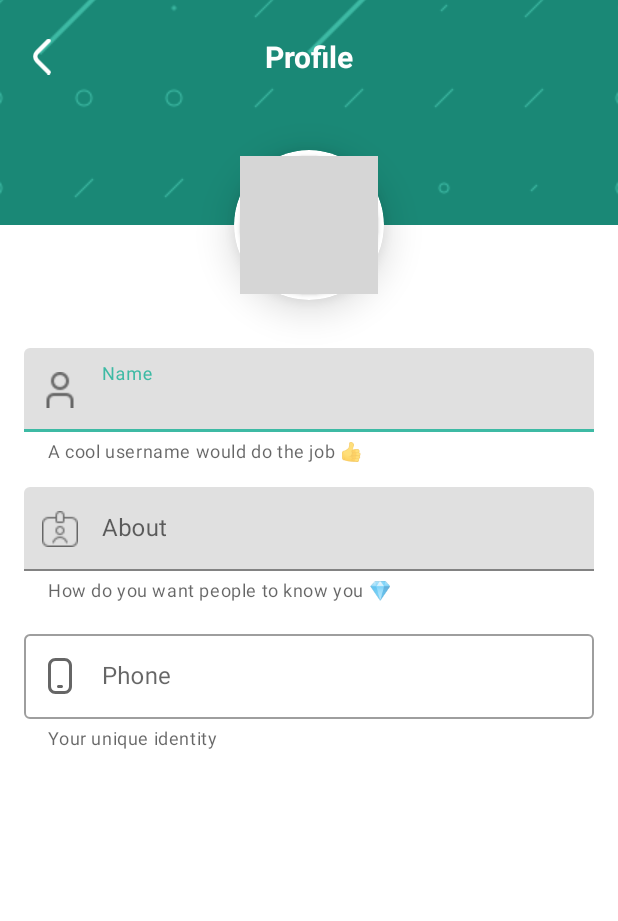
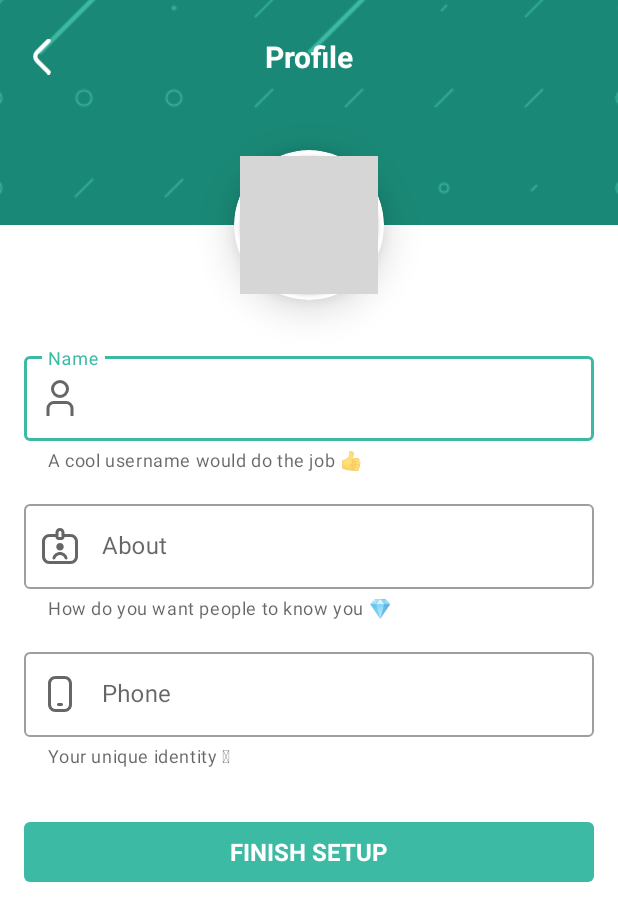
Before and after one commit to BrammWello/soga2.0, an Android app: the ProfileSetupActivity screen opened directly, with no data from a screen before it, on a phone screen of 412 x 824 dp. Shown: the top 921 px of the screen. Run offline under Robolectric (Android 15) with nearby library versions, the phone set to English and light mode, and no system bars; Roboto replaces fonts that are not available here; grey boxes are pictures that could not be loaded.

Commit message:
Profile Setup Screen

```diff
--- a/app/src/main/java/com/devbramm/soga/ProfileSetupActivity.java
+++ b/app/src/main/java/com/devbramm/soga/ProfileSetupActivity.java
@@ -2,7 +2,9 @@ package com.devbramm.soga;
 
 import androidx.appcompat.app.AppCompatActivity;
 
+import android.content.Intent;
 import android.os.Bundle;
+import android.view.View;
 
 public class ProfileSetupActivity extends AppCompatActivity {
 
@@ -10,5 +12,12 @@ public class ProfileSetupActivity extends AppCompatActivity {
     protected void onCreate(Bundle savedInstanceState) {
         super.onCreate(savedInstanceState);
         setContentView(R.layout.activity_profile_setup);
+
+        findViewById(R.id.finish_setup_btn).setOnClickListener(new View.OnClickListener() {
+            @Override
+            public void onClick(View v) {
+                startActivity(new Intent(ProfileSetupActivity.this, MainActivity.class));
+            }
+        });
     }
 }
--- /dev/null
+++ b/app/src/main/res/drawable/id_card_clip_alt.xml
@@ -0,0 +1,9 @@
+<vector xmlns:android="http://schemas.android.com/apk/res/android"
+    android:width="24dp"
+    android:height="24dp"
+    android:viewportWidth="24"
+    android:viewportHeight="24">
+  <path
+      android:fillColor="#FF000000"
+      android:pathData="m19,4h-4v-1c0,-1.654 -1.346,-3 -3,-3s-3,1.346 -3,3v1h-4C2.243,4 0,6.243 0,9v10c0,2.757 2.243,5 5,5h14c2.757,0 5,-2.243 5,-5v-10c0,-2.757 -2.243,-5 -5,-5ZM11,3c0,-0.552 0.449,-1 1,-1s1,0.448 1,1v1.995s0,0.003 0,0.005 0,0.003 0,0.005v0.995s-2.001,0 -2.001,0v-3ZM22,19c0,1.654 -1.346,3 -3,3L5,22c-1.654,0 -3,-1.346 -3,-3v-10c0,-1.654 1.346,-3 3,-3h4c0,1.103 0.897,2 2,2h2c1.103,0 2,-0.897 2,-2h4c1.654,0 3,1.346 3,3v10ZM9.5,12.5c0,-1.381 1.119,-2.5 2.5,-2.5s2.5,1.119 2.5,2.5 -1.119,2.5 -2.5,2.5 -2.5,-1.119 -2.5,-2.5ZM16.968,19.751c0.138,0.534 -0.184,1.08 -0.719,1.218 -0.538,0.139 -1.08,-0.185 -1.218,-0.72 -0.331,-1.282 -1.634,-2.249 -3.032,-2.249s-2.702,0.967 -3.032,2.249c-0.116,0.451 -0.522,0.751 -0.968,0.751 -0.082,0 -0.166,-0.01 -0.25,-0.031 -0.535,-0.138 -0.857,-0.683 -0.719,-1.218 0.559,-2.174 2.648,-3.751 4.968,-3.751s4.409,1.577 4.968,3.751Z"/>
+</vector>
--- /dev/null
+++ b/app/src/main/res/drawable/user.xml
@@ -0,0 +1,12 @@
+<vector xmlns:android="http://schemas.android.com/apk/res/android"
+    android:width="24dp"
+    android:height="24dp"
+    android:viewportWidth="24"
+    android:viewportHeight="24">
+  <path
+      android:fillColor="#FF000000"
+      android:pathData="M21,24H19V18.957A2.96,2.96 0,0 0,16.043 16H7.957A2.96,2.96 0,0 0,5 18.957V24H3V18.957A4.963,4.963 0,0 1,7.957 14h8.086A4.963,4.963 0,0 1,21 18.957Z"/>
+  <path
+      android:fillColor="#FF000000"
+      android:pathData="M12,12a6,6 0,1 1,6 -6A6.006,6.006 0,0 1,12 12ZM12,2a4,4 0,1 0,4 4A4,4 0,0 0,12 2Z"/>
+</vector>
--- a/app/src/main/res/layout/activity_profile_setup.xml
+++ b/app/src/main/res/layout/activity_profile_setup.xml
@@ -3,20 +3,18 @@
     xmlns:app="http://schemas.android.com/apk/res-auto"
     xmlns:tools="http://schemas.android.com/tools"
     android:layout_width="match_parent"
-    android:layout_height="match_parent"
+    android:layout_height="wrap_content"
     tools:context=".ProfileSetupActivity">
 
     <androidx.constraintlayout.widget.ConstraintLayout
         android:layout_width="match_parent"
-        android:layout_height="500dp">
+        android:layout_height="wrap_content">
 
         <androidx.constraintlayout.widget.ConstraintLayout
             android:id="@+id/constraintLayout"
             android:layout_width="match_parent"
             android:layout_height="150dp"
-            android:layout_marginBottom="400dp"
             android:background="@drawable/top_curve_backround"
-            app:layout_constraintBottom_toBottomOf="parent"
             app:layout_constraintEnd_toEndOf="parent"
             app:layout_constraintStart_toStartOf="parent"
             app:layout_constraintTop_toTopOf="parent"> <!-- Apply the custom drawable -->
@@ -80,6 +78,7 @@
             android:layout_marginTop="32dp"
             android:layout_marginEnd="16dp"
             android:hint="Name"
+            style="@style/Widget.MaterialComponents.TextInputLayout.OutlinedBox"
             app:layout_constraintEnd_toEndOf="parent"
             app:layout_constraintStart_toStartOf="parent"
             app:layout_constraintTop_toBottomOf="@+id/cardView"
@@ -101,6 +100,7 @@
             android:layout_marginStart="16dp"
             android:layout_marginEnd="16dp"
             android:hint="About"
+            style="@style/Widget.MaterialComponents.TextInputLayout.OutlinedBox"
             app:helperText="How do you want people to know you 💎"
             app:helperTextEnabled="true"
             app:layout_constraintEnd_toEndOf="parent"
@@ -123,9 +123,8 @@
             android:layout_marginEnd="16dp"
             android:hint="Phone"
             style="@style/Widget.MaterialComponents.TextInputLayout.OutlinedBox"
-            app:helperText="Your unique identity"
+            app:helperText="Your unique identity 🪪"
             app:helperTextEnabled="true"
-
             app:layout_constraintEnd_toEndOf="parent"
             app:layout_constraintStart_toStartOf="parent"
             app:layout_constraintTop_toBottomOf="@+id/textField2"
@@ -137,6 +136,25 @@
 
         </com.google.android.material.textfield.TextInputLayout>
 
+        <Button
+            android:id="@+id/finish_setup_btn"
+            style="@style/Widget.Material3.Button"
+            android:layout_width="match_parent"
+            android:layout_height="wrap_content"
+            android:layout_marginStart="16dp"
+            android:layout_marginTop="32dp"
+            android:layout_marginEnd="16dp"
+            android:layout_marginBottom="16dp"
+            android:text="FINISH SETUP"
+            android:textSize="16sp"
+            android:textStyle="bold"
+            app:cornerRadius="4dp"
+            app:layout_constraintBottom_toBottomOf="parent"
+            app:layout_constraintEnd_toEndOf="parent"
+            app:layout_constraintHorizontal_bias="0.0"
+            app:layout_constraintStart_toStartOf="parent"
+            app:layout_constraintTop_toBottomOf="@+id/textField3"
+            app:layout_constraintVertical_bias="0.0" />
 
 
     </androidx.constraintlayout.widget.ConstraintLayout>
```
Also changed, not shown: app/src/main/res/drawable/id_card_clip_alt.png (deleted), app/src/main/res/drawable/user.png (deleted).
